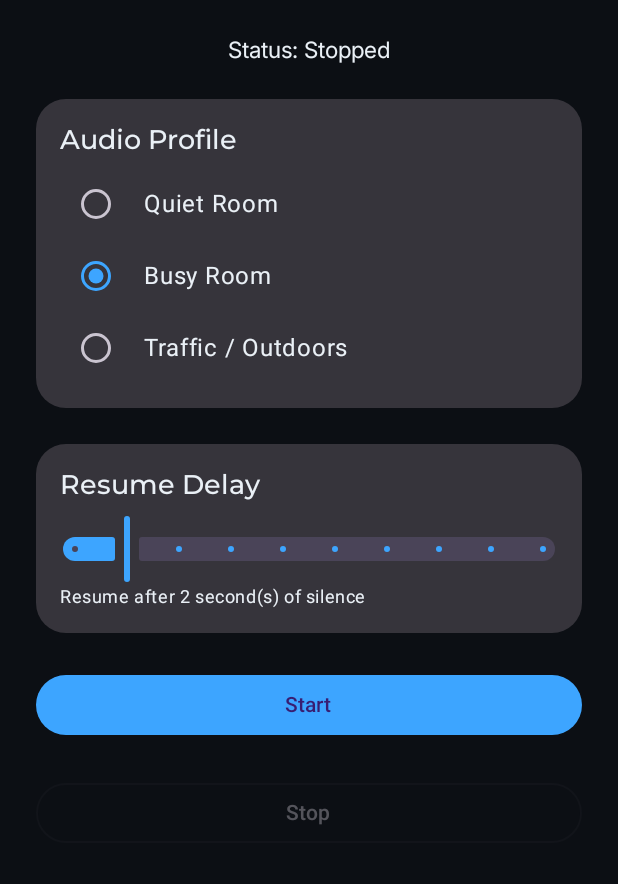
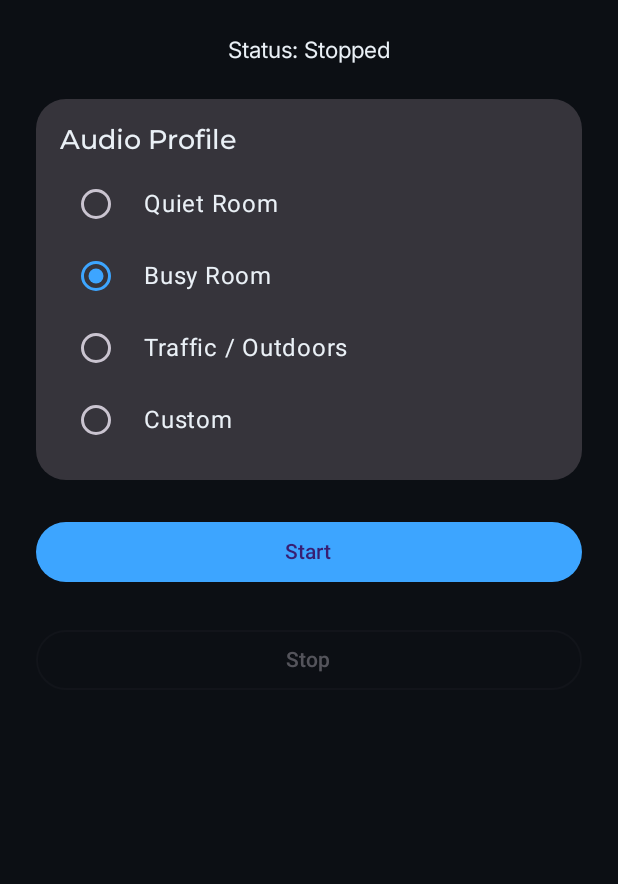
Before and after one commit to RohitKSahoo/Pausify, an Android app built with Jetpack Compose: the screen it shows after launch (MainActivity), on a phone screen of 412 x 824 dp, the part 91-975 px from its top. Run offline under Robolectric (Android 15) with nearby library versions, the light colour scheme and no system bars.

Commit message:
Profiles working & changing whenever user interacts + pausing logic working

```diff
--- a/app/src/main/java/com/rohit/voicepause/Settings.kt
+++ b/app/src/main/java/com/rohit/voicepause/Settings.kt
@@ -1,98 +1,140 @@
 package com.rohit.voicepause
 
 import android.content.Context
+import android.content.SharedPreferences
 import android.util.Log
+import com.rohit.voicepause.audio.AudioProfile
 
 object Settings {
 
     private const val TAG = "VoicePause/Settings"
-    private const val PREFS = "voicepause_prefs"
+    private const val PREFS_NAME = "voice_pause_prefs"
 
-    private const val KEY_SILENCE_DURATION_MS = "silence_duration_ms"
+    // ===== KEYS =====
     private const val KEY_SERVICE_RUNNING = "service_running"
+    private const val KEY_SELECTED_PROFILE = "selected_audio_profile"
 
-    // Silence delay bounds
-    private const val MIN_SILENCE_SEC = 1
-    private const val MAX_SILENCE_SEC = 10
-    private const val DEFAULT_SILENCE_SEC = 2
+    // ===== CUSTOM PROFILE KEYS =====
+    private const val KEY_CUSTOM_SILENCE_DURATION = "custom_silence_duration_sec"
+    private const val KEY_CUSTOM_VOICE_SENSITIVITY = "custom_voice_sensitivity"
+
+    // ===== DEFAULTS =====
+    private const val DEFAULT_CUSTOM_SILENCE_DURATION = 2      // seconds
+    private const val DEFAULT_CUSTOM_VOICE_SENSITIVITY = 1.0f // multiplier
+
+    // ===== PREF ACCESS =====
+    private fun prefs(context: Context): SharedPreferences =
+        context.getSharedPreferences(PREFS_NAME, Context.MODE_PRIVATE)
 
     // ======================
-    // Silence duration
+    // PROFILE SELECTION
     // ======================
 
-    /**
-     * Set silence duration using SECONDS (UI-friendly).
-     * Range enforced: 1s – 10s
-     */
-    fun setSilenceDurationSeconds(context: Context, seconds: Int) {
-        val clampedSec = seconds.coerceIn(MIN_SILENCE_SEC, MAX_SILENCE_SEC)
-        val millis = clampedSec * 1000L
+    fun getSelectedProfile(context: Context): AudioProfile {
+        val name = prefs(context).getString(
+            KEY_SELECTED_PROFILE,
+            AudioProfile.BUSY.name
+        )
 
-        Log.i(TAG, "Saving silence delay: ${clampedSec}s (${millis}ms)")
+        val profile = runCatching {
+            AudioProfile.valueOf(name!!)
+        }.getOrDefault(AudioProfile.BUSY)
 
-        context.getSharedPreferences(PREFS, Context.MODE_PRIVATE)
-            .edit()
-            .putLong(KEY_SILENCE_DURATION_MS, millis)
-            .apply()
+        Log.i(TAG, "[GET] Selected profile → ${profile.displayName}")
+        return profile
     }
 
-    /**
-     * Get silence duration in MILLISECONDS (service-friendly)
-     */
-    fun getSilenceDuration(context: Context): Long {
-        val millis = context.getSharedPreferences(PREFS, Context.MODE_PRIVATE)
-            .getLong(KEY_SILENCE_DURATION_MS, DEFAULT_SILENCE_SEC * 1000L)
+    fun setSelectedProfile(context: Context, profile: AudioProfile) {
+        prefs(context).edit()
+            .putString(KEY_SELECTED_PROFILE, profile.name)
+            .apply()
 
-        Log.v(TAG, "Loaded silence delay: ${millis}ms")
-        return millis
-    }
-
-    /**
-     * Get silence duration in SECONDS (UI-friendly)
-     */
-    fun getSilenceDurationSeconds(context: Context): Int {
-        val millis = getSilenceDuration(context)
-        return (millis / 1000L).toInt()
+        Log.i(TAG, "[SET] Selected profile → ${profile.displayName}")
     }
 
     // ======================
-    // Service state (UI sync)
+    // SERVICE STATE
     // ======================
 
+    fun isServiceRunning(context: Context): Boolean {
+        return prefs(context).getBoolean(KEY_SERVICE_RUNNING, false)
+    }
+
     fun setServiceRunning(context: Context, running: Boolean) {
-        context.getSharedPreferences(PREFS, Context.MODE_PRIVATE)
-            .edit()
+        prefs(context).edit()
             .putBoolean(KEY_SERVICE_RUNNING, running)
             .apply()
-    }
 
-    fun isServiceRunning(context: Context): Boolean {
-        return context.getSharedPreferences(PREFS, Context.MODE_PRIVATE)
-            .getBoolean(KEY_SERVICE_RUNNING, false)
+        Log.i(TAG, "[SERVICE] running=$running")
     }
 
     // ======================
-    // Migration
+    // CUSTOM PROFILE — PAUSE DURATION
+    // ======================
+
+    fun getCustomPauseDurationMs(context: Context): Long {
+        val seconds = prefs(context).getInt(
+            KEY_CUSTOM_SILENCE_DURATION,
+            DEFAULT_CUSTOM_SILENCE_DURATION
+        )
+
+        val ms = seconds * 1000L
+
+        Log.i(
+            TAG,
+            "[CUSTOM] Pause duration → ${ms}ms ($seconds sec)"
+        )
+
+        return ms
+    }
+
+    fun setCustomSilenceDurationSeconds(context: Context, seconds: Int) {
+        prefs(context).edit()
+            .putInt(KEY_CUSTOM_SILENCE_DURATION, seconds)
+            .apply()
+
+        Log.i(
+            TAG,
+            "[CUSTOM] Pause duration set → ${seconds}s"
+        )
+    }
+
+    // ======================
+    // CUSTOM PROFILE — VOICE SENSITIVITY
+    // ======================
+
+    fun getCustomVoiceSensitivity(context: Context): Float {
+        val value = prefs(context).getFloat(
+            KEY_CUSTOM_VOICE_SENSITIVITY,
+            DEFAULT_CUSTOM_VOICE_SENSITIVITY
+        )
+
+        Log.i(
+            TAG,
+            "[CUSTOM] Voice sensitivity → $value"
+        )
+
+        return value
+    }
+
+    fun setCustomVoiceSensitivity(context: Context, value: Float) {
+        prefs(context).edit()
+            .putFloat(KEY_CUSTOM_VOICE_SENSITIVITY, value)
+            .apply()
+
+        Log.i(
+            TAG,
+            "[CUSTOM] Voice sensitivity set → $value"
+        )
+    }
+
+    // ======================
+    // MIGRATION (FUTURE)
     // ======================
 
     fun migrate(context: Context) {
-        val prefs = context.getSharedPreferences(PREFS, Context.MODE_PRIVATE)
-
-        // If old value exists, normalize it
-        if (prefs.contains("silence_duration")) {
-            val old = prefs.getLong("silence_duration", 2000L)
-            val seconds = (old / 1000L).toInt().coerceIn(MIN_SILENCE_SEC, MAX_SILENCE_SEC)
-
-            Log.w(TAG, "Migrating old silence duration → ${seconds}s")
-
-            prefs.edit()
-                .remove("silence_duration")
-                .putLong(KEY_SILENCE_DURATION_MS, seconds * 1000L)
-                .apply()
-        }
-
-        if (!prefs.contains(KEY_SILENCE_DURATION_MS)) {
-            setSilenceDurationSeconds(context, DEFAULT_SILENCE_SEC)
-        }
+        // No-op for now
+        // Reserved for future schema changes
+        Log.i(TAG, "[MIGRATION] No action needed")
     }
 }
--- a/app/src/main/java/com/rohit/voicepause/audio/AudioProfile.kt
+++ b/app/src/main/java/com/rohit/voicepause/audio/AudioProfile.kt
@@ -2,28 +2,57 @@ package com.rohit.voicepause.audio
 
 enum class AudioProfile(
     val displayName: String,
+
+    // How aggressive the WebRTC VAD is (0 = least, 3 = most)
     val vadAggressiveness: Int,
+
+    // How long speech must be present before it counts
     val minSpeechMs: Long,
-    val silenceDelayMs: Long
+
+    // Minimum loudness (RMS) required to accept speech
+    val minVoiceEnergy: Int,
+
+    // How long music stays paused after last detected voice
+    val pauseHoldMs: Long,
+
+    val isCustom: Boolean = false
 ) {
+
     QUIET(
         displayName = "Quiet Room",
-        vadAggressiveness = 0,
-        minSpeechMs = 100,
-        silenceDelayMs = 500
+        vadAggressiveness = 3,
+        minSpeechMs = 100L,
+        minVoiceEnergy = 300,
+        pauseHoldMs = 2_000L
     ),
 
     BUSY(
         displayName = "Busy Room",
         vadAggressiveness = 2,
-        minSpeechMs = 200,
-        silenceDelayMs = 800
+        minSpeechMs = 250L,
+        minVoiceEnergy = 500,
+        pauseHoldMs = 5_000L
     ),
 
     TRAFFIC(
         displayName = "Traffic / Outdoors",
-        vadAggressiveness = 3,
-        minSpeechMs = 2200,
-        silenceDelayMs = 1200
+        vadAggressiveness = 1,
+        minSpeechMs = 700L,
+        minVoiceEnergy = 1_200,
+        pauseHoldMs = 7_000L
+    ),
+
+    /**
+     * User-tuned profile.
+     * All values are loaded dynamically from Settings.
+     * These are SENTINELS and MUST NOT be used directly.
+     */
+    CUSTOM(
+        displayName = "Custom",
+        vadAggressiveness = -1,
+        minSpeechMs = -1L,
+        minVoiceEnergy = -1,
+        pauseHoldMs = -1L,
+        isCustom = true
     );
 }
--- a/app/src/main/java/com/rohit/voicepause/ui/screen/HomeScreen.kt
+++ b/app/src/main/java/com/rohit/voicepause/ui/screen/HomeScreen.kt
@@ -17,6 +17,8 @@ import com.rohit.voicepause.Settings
 import com.rohit.voicepause.VoiceMonitorService
 import com.rohit.voicepause.audio.AudioProfile
 import kotlinx.coroutines.delay
+import android.util.Log
+
 
 @Composable
 fun HomeScreen(
@@ -26,11 +28,6 @@ fun HomeScreen(
     val context = LocalContext.current
     val snackbarHostState = remember { SnackbarHostState() }
 
-    // One-time migration
-    LaunchedEffect(Unit) {
-        Settings.migrate(context)
-    }
-
     // ===== STATE =====
     var isRunning by remember { mutableStateOf(false) }
     var showStoppedSnackbar by remember { mutableStateOf(false) }
@@ -39,12 +36,22 @@ fun HomeScreen(
         mutableStateOf(AudioProfile.BUSY)
     }
 
-    var resumeDelaySeconds by remember {
-        mutableStateOf(Settings.getSilenceDurationSeconds(context).toFloat())
+    // Custom profile values ONLY
+    var customResumeDelaySeconds by remember {
+        mutableStateOf(
+            Settings.getCustomPauseDurationMs(context).toFloat()
+        )
+    }
+
+    var customVoiceSensitivity by remember {
+        mutableStateOf(
+            Settings.getCustomVoiceSensitivity(context)
+        )
     }
 
     // Initial sync
     LaunchedEffect(Unit) {
+        Settings.migrate(context)
         isRunning = Settings.isServiceRunning(context)
     }
 
@@ -106,17 +113,15 @@ fun HomeScreen(
                 style = MaterialTheme.typography.headlineMedium
             )
 
-            // ===== STATUS =====
             Text(
                 text = if (isRunning) "Status: Listening" else "Status: Stopped",
                 style = MaterialTheme.typography.bodyMedium
             )
 
             // ===== AUDIO PROFILE =====
-            Card(
-                modifier = Modifier.fillMaxWidth()
-            ) {
+            Card(modifier = Modifier.fillMaxWidth()) {
                 Column(modifier = Modifier.padding(16.dp)) {
+
                     Text(
                         text = "Audio Profile",
                         style = MaterialTheme.typography.titleMedium
@@ -133,6 +138,14 @@ fun HomeScreen(
                                 selected = selectedProfile == profile,
                                 onClick = {
                                     selectedProfile = profile
+
+                                    Log.i(
+                                        "UI_PROFILE",
+                                        "User selected profile → ${profile.displayName}"
+                                    )
+
+                                    Settings.setSelectedProfile(context, profile)
+
                                     context.sendBroadcast(
                                         Intent(ProfileIntent.ACTION_PROFILE_CHANGED).apply {
                                             putExtra(
@@ -150,33 +163,75 @@ fun HomeScreen(
                 }
             }
 
-            // ===== RESUME DELAY =====
-            Card(
-                modifier = Modifier.fillMaxWidth()
-            ) {
+            // ===== CUSTOM PROFILE CONTROLS =====
+            if (selectedProfile.isCustom) {
+
+                Card(modifier = Modifier.fillMaxWidth()) {
                     Column(modifier = Modifier.padding(16.dp)) {
+
                         Text(
-                        text = "Resume Delay",
+                            text = "Custom Resume Delay",
                             style = MaterialTheme.typography.titleMedium
                         )
 
                         Spacer(modifier = Modifier.height(8.dp))
 
                         Slider(
-                        value = resumeDelaySeconds,
+                            value = customResumeDelaySeconds,
                             onValueChange = {
                                 val rounded = it.toInt().coerceIn(1, 10)
-                            resumeDelaySeconds = rounded.toFloat()
-                            Settings.setSilenceDurationSeconds(context, rounded)
+                                customResumeDelaySeconds = rounded.toFloat()
+                                Settings.setCustomSilenceDurationSeconds(
+                                    context,
+                                    rounded
+                                )
                             },
                             valueRange = 1f..10f,
                             steps = 8
                         )
 
                         Text(
-                        text = "Resume after ${resumeDelaySeconds.toInt()} second(s) of silence",
+                            text = "Resume after ${customResumeDelaySeconds.toInt()} second(s) of silence",
                             style = MaterialTheme.typography.bodySmall
                         )
+                    }
+                }
+
+                Card(modifier = Modifier.fillMaxWidth()) {
+                    Column(modifier = Modifier.padding(16.dp)) {
+
+                        Text(
+                            text = "Voice Detection Sensitivity",
+                            style = MaterialTheme.typography.titleMedium
+                        )
+
+                        Spacer(modifier = Modifier.height(8.dp))
+
+                        Slider(
+                            value = customVoiceSensitivity,
+                            onValueChange = {
+                                customVoiceSensitivity = it
+                                Settings.setCustomVoiceSensitivity(
+                                    context,
+                                    it
+                                )
+                            },
+                            valueRange = 0.8f..1.8f,
+                            steps = 4
+                        )
+
+                        Text(
+                            text = when {
+                                customVoiceSensitivity < 1.0f ->
+                                    "Low (ignores short sounds)"
+                                customVoiceSensitivity > 1.4f ->
+                                    "High (very sensitive)"
+                                else ->
+                                    "Medium (balanced)"
+                            },
+                            style = MaterialTheme.typography.bodySmall
+                        )
+                    }
                 }
             }
 
@@ -199,7 +254,7 @@ fun HomeScreen(
         }
     }
 
-    // Safety re-sync (prevents UI desync)
+    // Safety re-sync
     LaunchedEffect(Unit) {
         while (true) {
             delay(500)
```
Also changed, not shown: app/src/main/java/com/rohit/voicepause/VoiceMonitorService.kt (+108 -61 lines), app/src/main/java/com/rohit/voicepause/audio/SpeechStateMachine.kt (+10 -38 lines), app/src/main/java/com/rohit/voicepause/audio/VadProcessor.kt (+61 -27 lines), 1 other file. Lines whose indentation alone changed are shown as unchanged.
